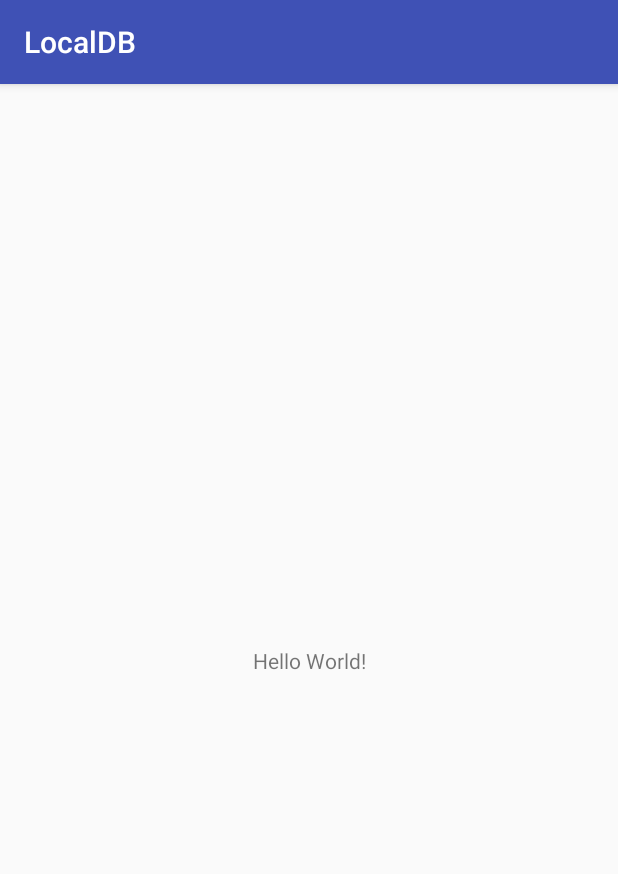
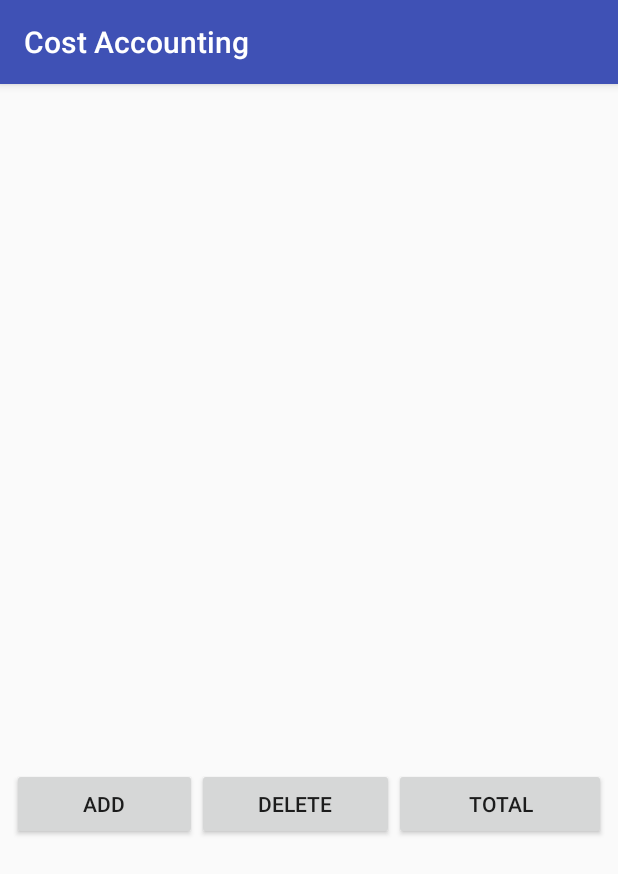
Before and after one commit to komarovn/LocalDB-android, an Android app: the screen it shows after launch (MainActivity), on a phone screen of 412 x 824 dp. Shown: the top 874 px of the screen. Run offline under Robolectric (Android 15) with nearby library versions, the phone set to English and light mode, and no system bars.

Commit message:
Init main layout.

```diff
--- a/app/src/main/res/layout/activity_main.xml
+++ b/app/src/main/res/layout/activity_main.xml
@@ -6,13 +6,68 @@
     android:layout_height="match_parent"
     tools:context="com.mobile.localdb.MainActivity">
 
-    <TextView
-        android:layout_width="wrap_content"
-        android:layout_height="wrap_content"
-        android:text="Hello World!"
+    <LinearLayout
+        android:layout_width="match_parent"
+        android:layout_height="match_parent"
+        android:layout_marginBottom="8dp"
+        android:layout_marginLeft="8dp"
+        android:layout_marginRight="8dp"
+        android:layout_marginTop="8dp"
+        android:orientation="vertical"
         app:layout_constraintBottom_toBottomOf="parent"
         app:layout_constraintLeft_toLeftOf="parent"
         app:layout_constraintRight_toRightOf="parent"
-        app:layout_constraintTop_toTopOf="parent" />
+        app:layout_constraintTop_toTopOf="parent">
+
+        <TableLayout
+            android:layout_width="match_parent"
+            android:layout_height="448dp"
+            tools:layout_editor_absoluteX="9dp"
+            tools:layout_editor_absoluteY="8dp">
+
+            <TableRow
+                android:layout_width="match_parent"
+                android:layout_height="match_parent" />
+
+            <TableRow
+                android:layout_width="match_parent"
+                android:layout_height="match_parent" />
+
+            <TableRow
+                android:layout_width="match_parent"
+                android:layout_height="match_parent" />
+
+            <TableRow
+                android:layout_width="match_parent"
+                android:layout_height="match_parent" />
+        </TableLayout>
+
+        <LinearLayout
+            android:layout_width="match_parent"
+            android:layout_height="match_parent"
+            android:orientation="horizontal">
+
+            <Button
+                android:id="@+id/addButton"
+                android:layout_width="123dp"
+                android:layout_height="wrap_content"
+                android:text="Add" />
+
+            <Button
+                android:id="@+id/deleteButton"
+                android:layout_width="102dp"
+                android:layout_height="wrap_content"
+                android:layout_weight="0.17"
+                android:text="Delete" />
+
+            <Button
+                android:id="@+id/totalButton"
+                android:layout_width="wrap_content"
+                android:layout_height="wrap_content"
+                android:layout_weight="0.30"
+                android:text="Total" />
+        </LinearLayout>
+
+    </LinearLayout>
 
 </android.support.constraint.ConstraintLayout>
--- a/app/src/main/res/values/strings.xml
+++ b/app/src/main/res/values/strings.xml
@@ -1,3 +1,3 @@
 <resources>
-    <string name="app_name">LocalDB</string>
+    <string name="app_name">Cost Accounting</string>
 </resources>
```
